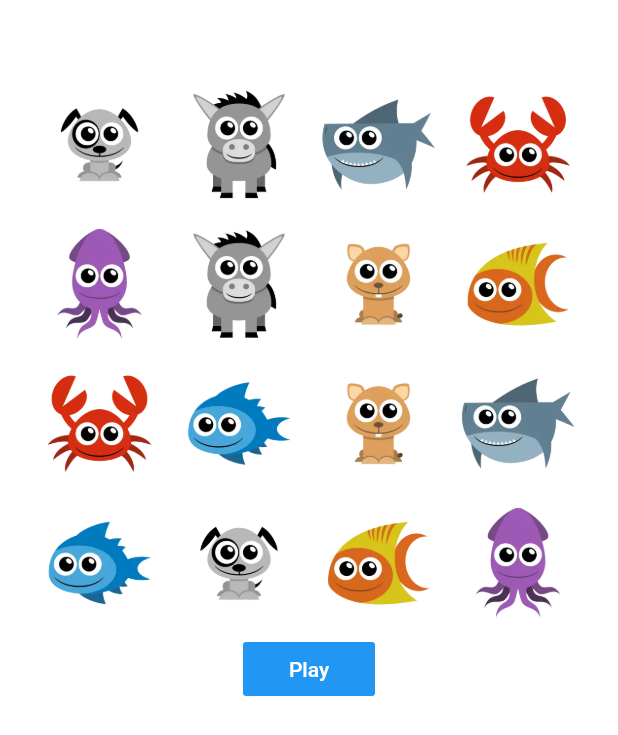
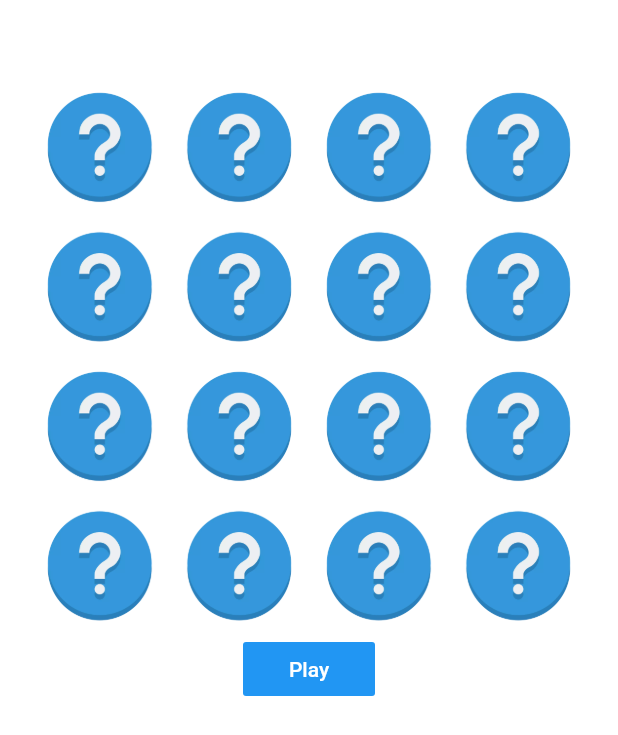
Before and after one commit to kentang-developer/flutter_memory_game, a Flutter app: the screen it shows after launch, after a tap on "Play", on a phone screen of 412 x 824 dp. Shown: the top 735 px of the screen. Run offline on Flutter 3.47's test engine with Material 2 defaults, Android fonts, the phone set to English and light mode, and no system bars.

Commit message:
Merubah board menjadi stateless widget
- memperbaiki bug

```diff
--- a/lib/model/board_item_model.dart
+++ b/lib/model/board_item_model.dart
@@ -1,7 +1,19 @@
 class BoardItemModel {
   String imagePath;
-  bool isRevealed = false;
-  bool isCompleted = false;
+  bool isRevealed;
+  bool isCompleted;
 
-  BoardItemModel({this.imagePath, this.isRevealed, this.isCompleted});
+  BoardItemModel(
+      {this.imagePath, this.isRevealed = false, this.isCompleted = false});
+
+  void setCompleted(bool completed) {
+    isCompleted = completed;
+  }
+
+  BoardItemModel copy() {
+    return BoardItemModel(
+        imagePath: this.imagePath,
+        isRevealed: this.isRevealed,
+        isCompleted: this.isRevealed);
+  }
 }
--- a/lib/pages/landing_page.dart
+++ b/lib/pages/landing_page.dart
@@ -15,11 +15,9 @@ class _LandingPageState extends State<LandingPage> {
   //4 : 12 items
   int numberItem = 8; // 8 numberItem akan membuat 16 items (karena pair)
   List<BoardItemModel> chosenItem = [];
-  List<BoardItemModel> allItem = [];
 
   @override
   void initState() {
-    getAllItem();
     getChosenItem();
     super.initState();
   }
@@ -41,7 +39,10 @@ class _LandingPageState extends State<LandingPage> {
                     mainAxisSpacing: 0.0, maxCrossAxisExtent: 100.0),
                 children: List.generate(chosenItem.length, (index) {
                   return BoardItem(
-                    imagePath: chosenItem[index].imagePath,
+                    itemModel: chosenItem[index],
+                    onTap: () {
+                      onItemTap(index);
+                    },
                   );
                 }),
               ),
@@ -57,16 +58,21 @@ class _LandingPageState extends State<LandingPage> {
     );
   }
 
+  void onItemTap(int index) {
+    setState(() {
+      chosenItem[index].setCompleted(true);
+    });
+  }
+
   void getAllItem() {
     //ambil semua gambar yang ada dan masukan ke array
+  }
+
+  void getChosenItem() {
+    List<BoardItemModel> allItem = [];
     for (int x = 1; x < 40; x++) {
       allItem.add(BoardItemModel(imagePath: "assets/$x.webp"));
     }
-  }
-
-
-
-  void getChosenItem() {
     //method untuk mngambil gambar secara acak dari arrayAllitem sebanyak numberItem
 
     //clear choosenItem
@@ -77,7 +83,7 @@ class _LandingPageState extends State<LandingPage> {
 
     //tambahkan 2x karena item nya berpasangan.
     chosenItem.addAll(randomItem);
-    chosenItem.addAll(randomItem);
+    chosenItem.addAll(randomItem.map((item) => item.copy()).toList());
 
     setState(() {
       chosenItem.shuffle();
--- a/lib/widgets/board_item.dart
+++ b/lib/widgets/board_item.dart
@@ -1,23 +1,29 @@
 import 'package:flutter/material.dart';
+import 'package:flutter_memory_game/model/board_item_model.dart';
 
-class BoardItem extends StatefulWidget {
-  String imagePath;
+class BoardItem extends StatelessWidget {
+  final BoardItemModel itemModel;
+  final Function() onTap;
 
-  BoardItem({this.imagePath});
+  BoardItem({this.itemModel, this.onTap});
 
   @override
-  _BoardItemState createState() => _BoardItemState();
-}
-
-class _BoardItemState extends State<BoardItem> {
-  @override
   Widget build(BuildContext context) {
-    return Container(
-      margin: EdgeInsets.all(5),
+    return GestureDetector(
+      onTap: onImageTap,
       child: Container(
-        color: Colors.white,
-        child: Image.asset(widget.imagePath),
+        margin: EdgeInsets.all(5),
+        child: Container(
+          color: Colors.white,
+          child: Image.asset(itemModel.isRevealed || itemModel.isCompleted
+              ? itemModel.imagePath
+              : "assets/question.webp"),
+        ),
       ),
     );
   }
+
+  void onImageTap() {
+    onTap();
+  }
 }
```
